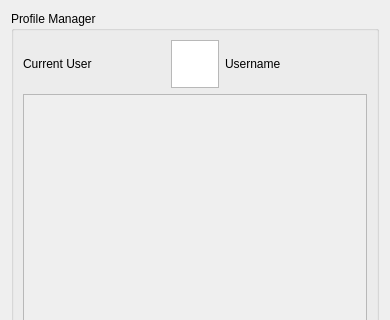
Before: the Qt Designer form src/yuzu/configuration/configure_profile_manager.ui in QuantumGhost/yuzu, drawn with Qt 5; both pictures show x 0 to 390 and y 0 to 320 of the 390 by 483 pixel window.
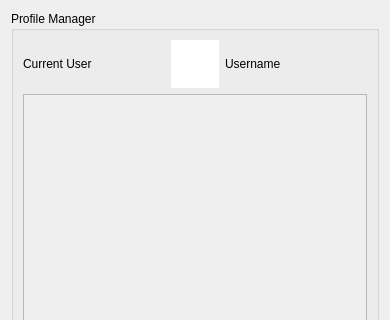
After: the same form once the commit is applied.

```diff
--- a/src/yuzu/configuration/configure_profile_manager.ui
+++ b/src/yuzu/configuration/configure_profile_manager.ui
@@ -57,6 +57,12 @@
               <height>48</height>
              </size>
             </property>
+            <property name="frameShape">
+             <enum>QFrame::NoFrame</enum>
+            </property>
+            <property name="frameShadow">
+             <enum>QFrame::Plain</enum>
+            </property>
             <property name="verticalScrollBarPolicy">
              <enum>Qt::ScrollBarAlwaysOff</enum>
             </property>
```
